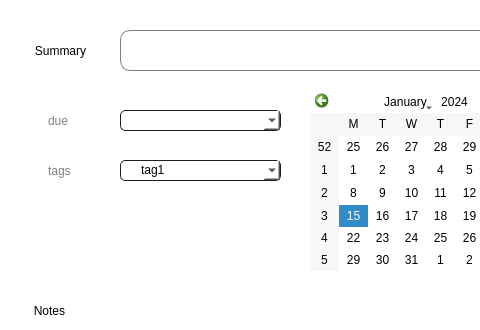
This is views/edit_window.ui in KatyaStep/to_do_list_app as Qt 5 draws it before an edit; both pictures show x 0 to 480 and y 0 to 330 of the 614 by 474 pixel window. The edited form follows.
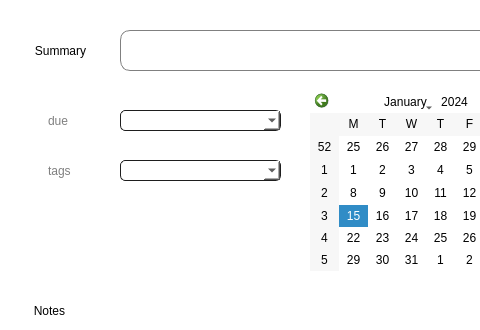
This is the edited form.

What changed in the file:
```diff
--- a/views/edit_window.ui
+++ b/views/edit_window.ui
@@ -327,16 +327,6 @@
    <property name="frame">
     <bool>false</bool>
    </property>
-   <item>
-    <property name="text">
-     <string>tag1</string>
-    </property>
-   </item>
-   <item>
-    <property name="text">
-     <string>tag2</string>
-    </property>
-   </item>
   </widget>
  </widget>
  <resources/>
```
Left out of the diff: 2 changed lines with no effect on the pictures.
